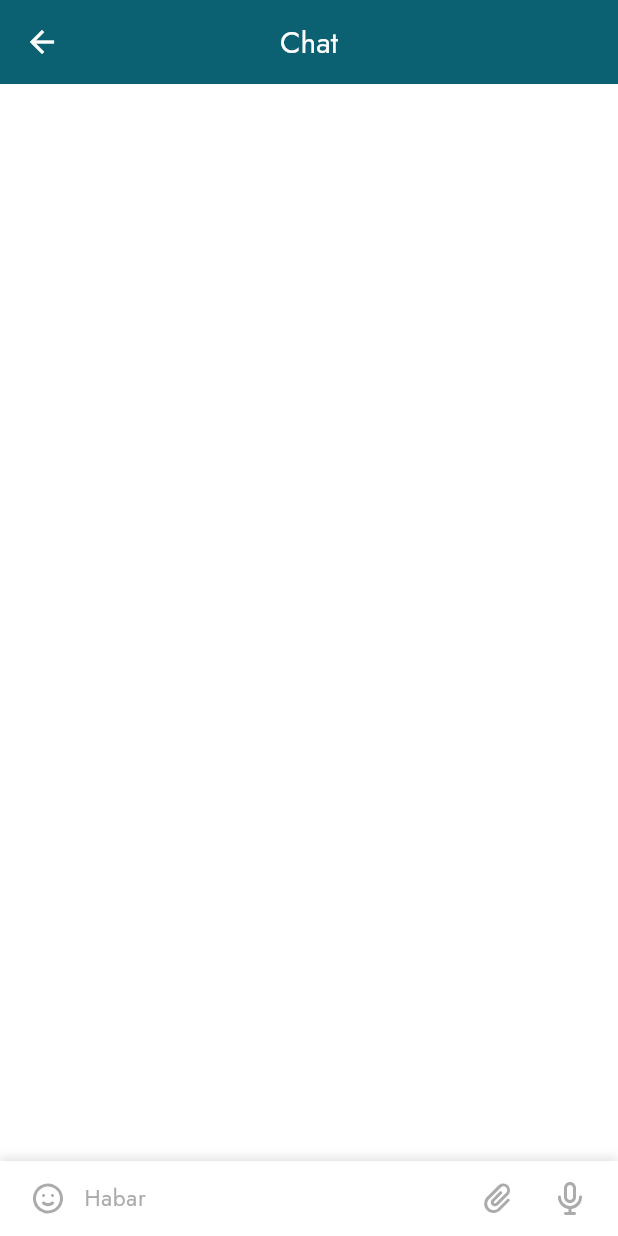
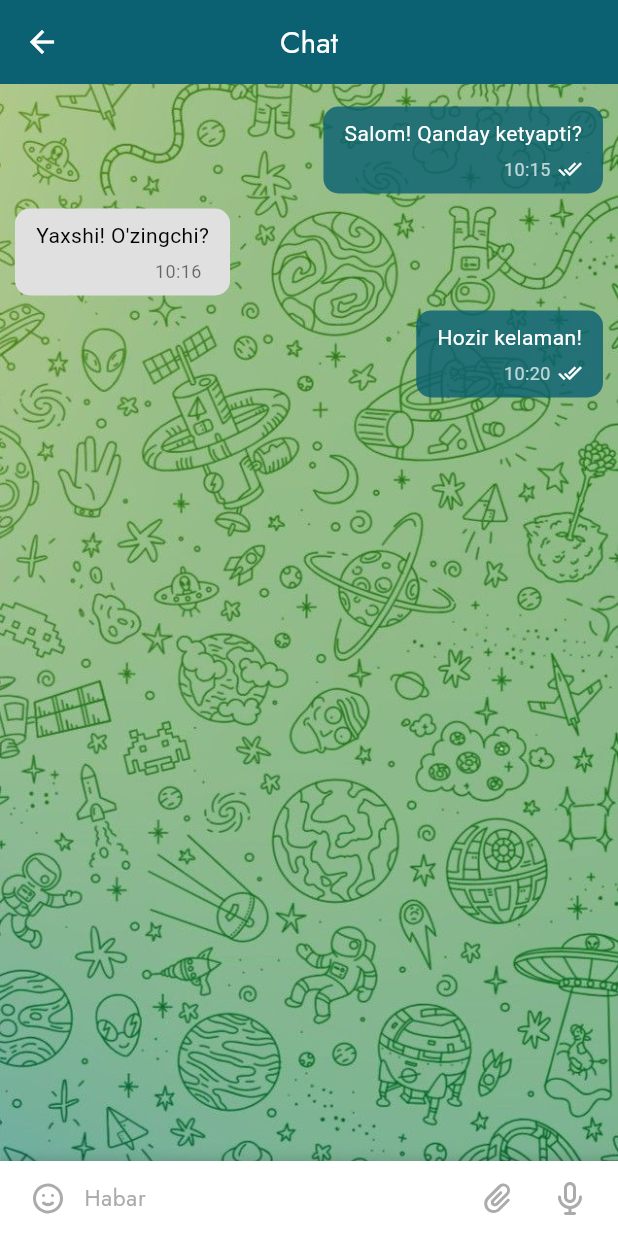
Before and after one commit to abdurasulov1441/PayGo, a Flutter app: the ChatPageTaxi screen opened by its route, on a phone screen of 412 x 824 dp. Run offline on Flutter 3.47's test engine with Material 3 defaults, Android fonts, the phone set to English and light mode, and no system bars; our stand-ins replace animated_toggle_switch, avatar_glow, cloud_firestore, dio, easy_localization, emoji_picker_flutter and 14 more; missing offline and left inert: fluid_bottom_nav_bar, otp_timer_button, smart_auth; accounts and stored records are empty.

Commit message:
add chat page

```diff
--- a/lib/pages/drivers_taxi/chat_page/chat_page.dart
+++ b/lib/pages/drivers_taxi/chat_page/chat_page.dart
@@ -3,6 +3,7 @@ import 'package:flutter/foundation.dart' as foundation;
 import 'package:flutter/material.dart';
 import 'package:flutter_svg/flutter_svg.dart';
 import 'package:go_router/go_router.dart';
+import 'package:intl/intl.dart'; // Добавляем для форматирования времени
 import 'package:taksi/style/app_colors.dart';
 import 'package:taksi/style/app_style.dart';
 
@@ -21,7 +22,26 @@ class _ChatPageState extends State<ChatPageTaxi> {
   bool isTyping = false;
   bool isEmojiShowing = false;
 
-  final List<Map<String, String>> _messages = [];
+  final List<Map<String, dynamic>> _messages = [
+    {
+      'text': "Salom! Qanday ketyapti?",
+      'sender': 'user',
+      'time': "10:15",
+      'read': true, // Сообщение прочитано
+    },
+    {
+      'text': "Yaxshi! O'zingchi?",
+      'sender': 'friend',
+      'time': "10:16",
+      'read': false, // Не прочитано (птичек нет)
+    },
+    {
+      'text': "Hozir kelaman!",
+      'sender': 'user',
+      'time': "10:20",
+      'read': true, // Прочитано
+    },
+  ];
 
   void _sendMessage() {
     if (_messageController.text.trim().isEmpty) return;
@@ -30,6 +50,8 @@ class _ChatPageState extends State<ChatPageTaxi> {
       _messages.add({
         'text': _messageController.text.trim(),
         'sender': 'user',
+        'time': DateFormat('HH:mm').format(DateTime.now()), // Время отправки
+        'read': false, // Прочитано или нет
       });
       _messageController.clear();
       isTyping = false;
@@ -37,6 +59,13 @@ class _ChatPageState extends State<ChatPageTaxi> {
 
     Future.delayed(const Duration(milliseconds: 300), () {
       _scrollController.jumpTo(_scrollController.position.maxScrollExtent);
+    });
+
+    // Имитация прочитанного сообщения через 1 секунду (можно заменить на реальную логику)
+    Future.delayed(const Duration(seconds: 1), () {
+      setState(() {
+        _messages.last['read'] = true;
+      });
     });
   }
 
@@ -51,22 +80,43 @@ class _ChatPageState extends State<ChatPageTaxi> {
     });
   }
 
+  /// Обрабатываем кнопку "Назад"
+  Future<bool> _onWillPop() async {
+    if (isEmojiShowing) {
+      setState(() {
+        isEmojiShowing = false; // Закрываем эмодзи
+      });
+      return false; // Не выходим из чата
+    }
+    return true; // Обычный выход
+  }
+
   @override
   Widget build(BuildContext context) {
-    return Scaffold(
+    return WillPopScope(
+      onWillPop: _onWillPop,
+      child: Scaffold(
         backgroundColor: AppColors.backgroundColor,
         appBar: AppBar(
           leading: IconButton(
-          icon: const Icon(Icons.arrow_back, color: AppColors.backgroundColor),
+            icon:
+                const Icon(Icons.arrow_back, color: AppColors.backgroundColor),
             onPressed: () => context.pop(),
           ),
           centerTitle: true,
           title: Text("Chat",
-            style:
-                AppStyle.fontStyle.copyWith(fontSize: 20, color: Colors.white)),
+              style: AppStyle.fontStyle
+                  .copyWith(fontSize: 20, color: Colors.white)),
           backgroundColor: AppColors.grade1,
         ),
-      body: Column(
+        body: Container(
+          decoration: BoxDecoration(
+            image: DecorationImage(
+              image: const AssetImage('assets/images/telegram_background.jpg'),
+              fit: BoxFit.cover,
+            ),
+          ),
+          child: Column(
             children: [
               Expanded(
                 child: ListView.builder(
@@ -82,16 +132,51 @@ class _ChatPageState extends State<ChatPageTaxi> {
                           isUser ? Alignment.centerRight : Alignment.centerLeft,
                       child: Container(
                         margin: const EdgeInsets.symmetric(vertical: 5),
-                    padding:
-                        const EdgeInsets.symmetric(horizontal: 14, vertical: 8),
+                        padding: const EdgeInsets.symmetric(
+                            horizontal: 14, vertical: 8),
                         decoration: BoxDecoration(
-                      color: isUser ? Colors.blue : Colors.grey[300],
+                          color: isUser
+                              ? const Color.fromARGB(209, 11, 97, 114)
+                              : Colors.grey[300],
                           borderRadius: BorderRadius.circular(10),
                         ),
-                    child: Text(
+                        child: Column(
+                          crossAxisAlignment: CrossAxisAlignment.end,
+                          children: [
+                            Text(
                               message['text']!,
                               style: TextStyle(
                                   color: isUser ? Colors.white : Colors.black),
+                            ),
+                            const SizedBox(height: 5),
+                            Row(
+                              mainAxisSize: MainAxisSize.min,
+                              children: [
+                                Text(
+                                  message['time'], // Время
+                                  style: TextStyle(
+                                    fontSize: 12,
+                                    color: isUser
+                                        ? Colors.white70
+                                        : Colors.black54,
+                                  ),
+                                ),
+                                const SizedBox(width: 5),
+                                if (isUser) // Птичка только для отправленных сообщений
+                                  Icon(
+                                    message['read']
+                                        ? Icons
+                                            .done_all // Две птички (прочитано)
+                                        : Icons
+                                            .check, // Одна птичка (отправлено)
+                                    size: 16,
+                                    color: message['read']
+                                        ? Colors.white
+                                        : Colors.white70,
+                                  ),
+                              ],
+                            ),
+                          ],
                         ),
                       ),
                     );
@@ -103,12 +188,18 @@ class _ChatPageState extends State<ChatPageTaxi> {
                 offstage: !isEmojiShowing,
                 child: EmojiPicker(
                   textEditingController: _messageController,
+                  onEmojiSelected: (category, emoji) {
+                    setState(() {
+                      isTyping = true;
+                    });
+                  },
                   config: Config(
                     height: 256,
                     checkPlatformCompatibility: true,
                     emojiViewConfig: EmojiViewConfig(
                       emojiSizeMax: 28 *
-                      (foundation.defaultTargetPlatform == TargetPlatform.iOS
+                          (foundation.defaultTargetPlatform ==
+                                  TargetPlatform.iOS
                               ? 1.2
                               : 1.0),
                     ),
@@ -120,6 +211,8 @@ class _ChatPageState extends State<ChatPageTaxi> {
                 ),
               ),
             ],
+          ),
+        ),
       ),
     );
   }
```
Also changed, not shown: 4 other files. Lines whose indentation alone changed are shown as unchanged.
